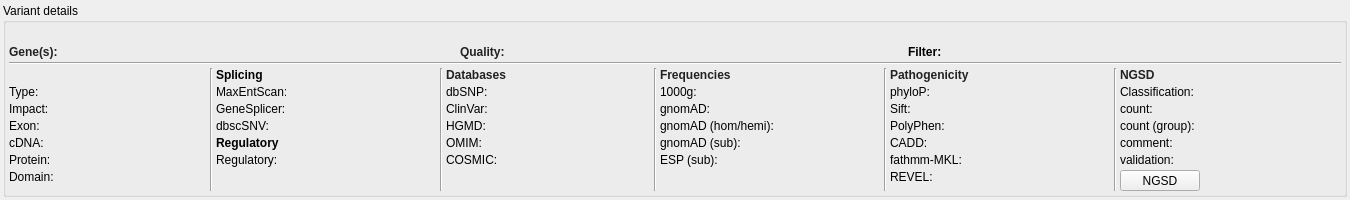
Qt form src/GSvar/VariantDetailsDockWidget.ui (imgag/ngs-bits) before a commit.
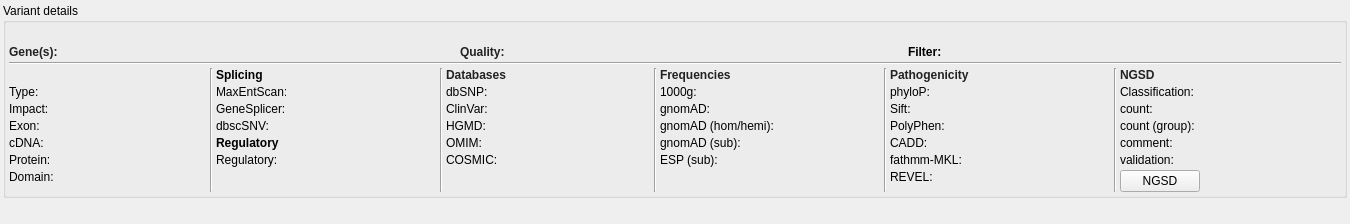
The same form after that commit. Icons and pictures are not drawn.

Diff of the .ui file:
```diff
--- a/src/GSvar/VariantDetailsDockWidget.ui
+++ b/src/GSvar/VariantDetailsDockWidget.ui
@@ -7,7 +7,7 @@
     <x>0</x>
     <y>0</y>
     <width>1350</width>
-    <height>200</height>
+    <height>224</height>
    </rect>
   </property>
   <property name="sizePolicy">
```
